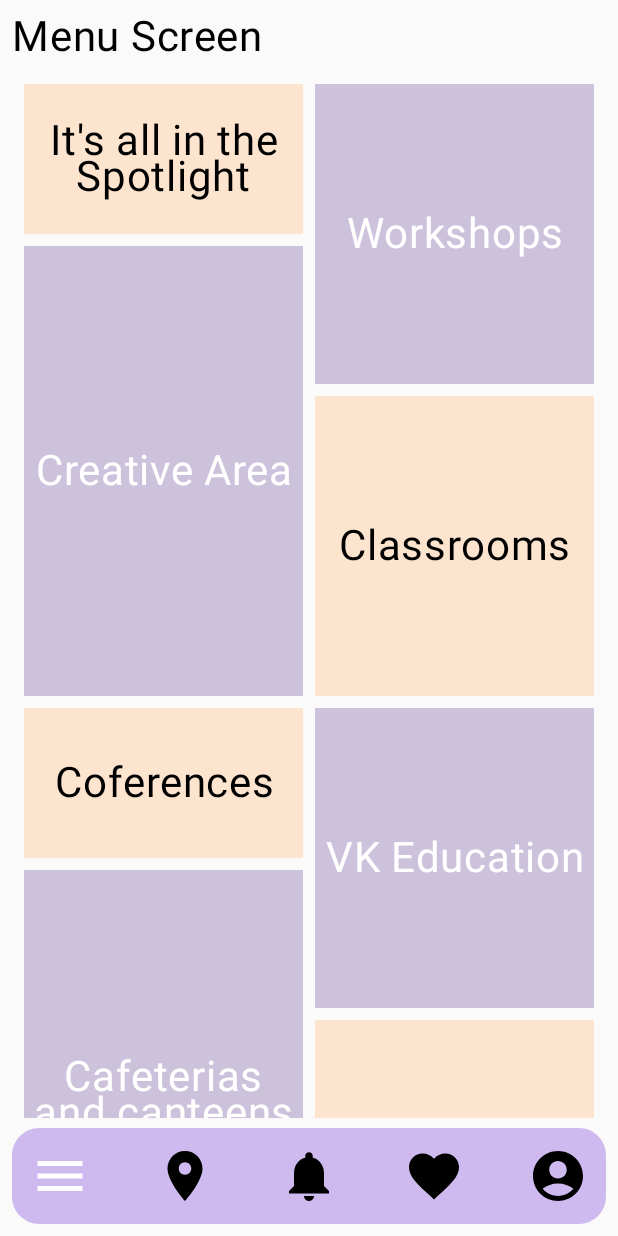
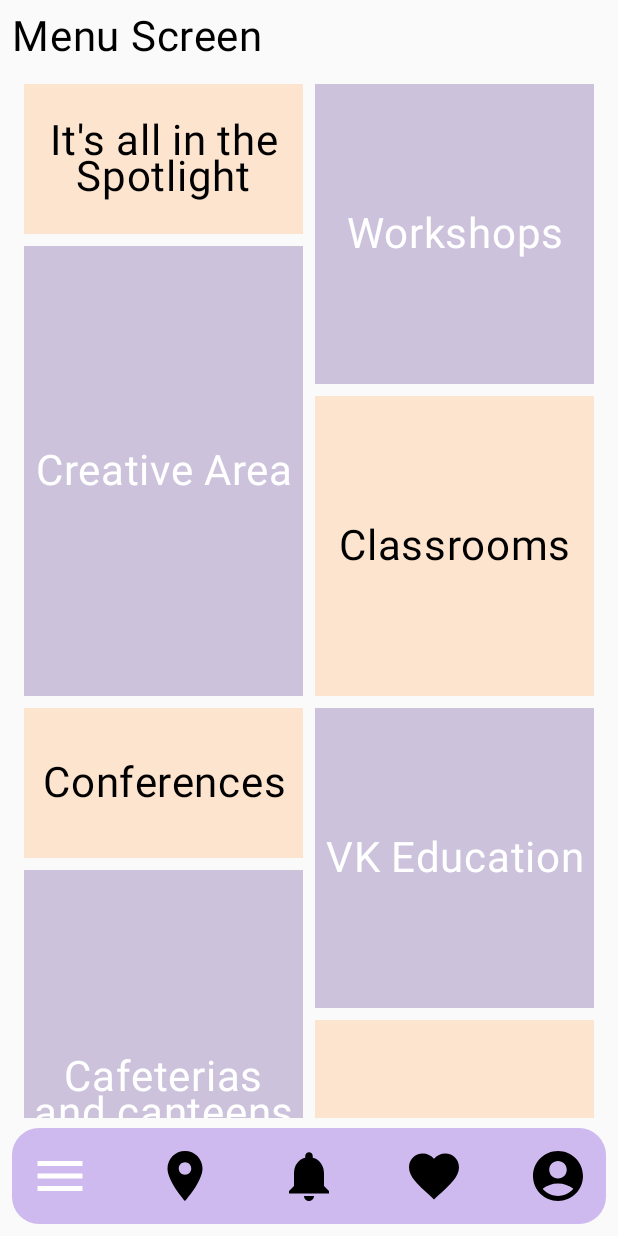
Before and after one commit to thread-sleepers/BMSTU-Spotlight, an Android app built with Jetpack Compose: the screen it shows after launch (MainActivity), on a phone screen of 412 x 824 dp. Run offline under Robolectric (Android 15) with nearby library versions, the phone set to English and light mode, and no system bars; our stand-ins replace livedata-compose.

Commit message:
fixed typoes

```diff
--- a/app/src/main/java/com/example/bmstu_spotlight/HomeActivity.kt
+++ b/app/src/main/java/com/example/bmstu_spotlight/HomeActivity.kt
@@ -174,7 +174,7 @@ fun MenuSection() { // Отображение кнопок из меню
                 contentAlignment = Alignment.Center
             )
             {
-                Text("Coferences",
+                Text("Conferences",
                     color = ColorText1,
                     fontSize = 28.sp,
                     textAlign = TextAlign.Center
```
Also changed, not shown: 1 other file.
